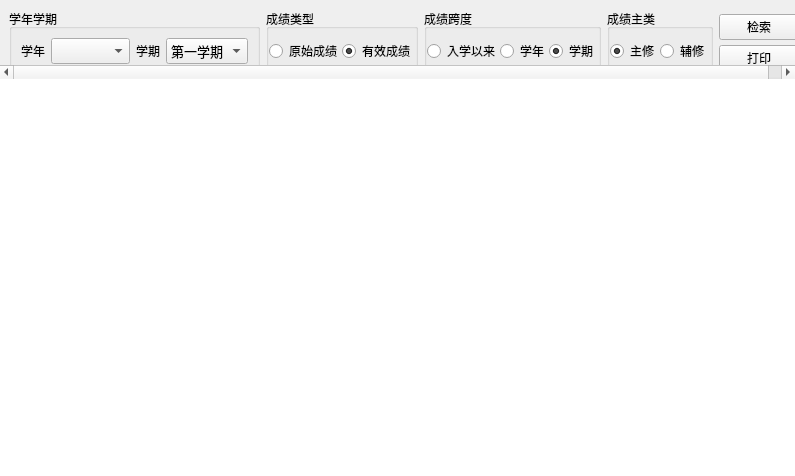
First picture: the form in Qt-Zhku-Client/QueryScore_Ui.ui, repository yujiecong/Qt-Zhku-Client, before the edit.
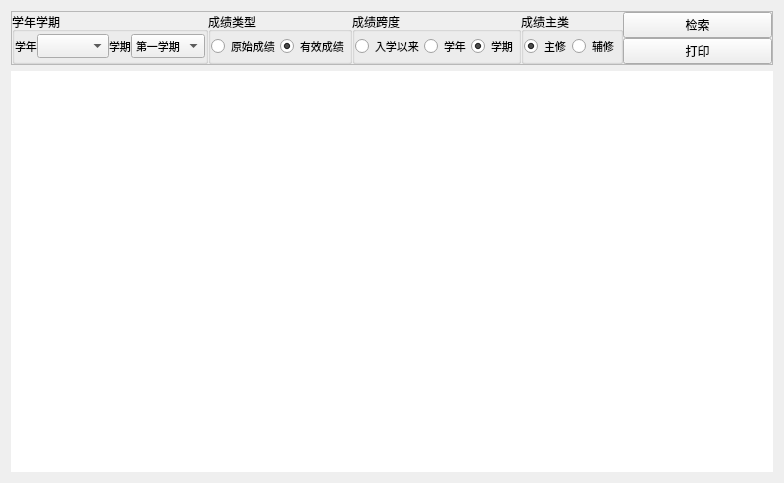
Second picture: the form after the edit.

```diff
--- a/Qt-Zhku-Client/QueryScore_Ui.ui
+++ b/Qt-Zhku-Client/QueryScore_Ui.ui
@@ -6,8 +6,8 @@
    <rect>
     <x>0</x>
     <y>0</y>
-    <width>795</width>
-    <height>476</height>
+    <width>784</width>
+    <height>483</height>
    </rect>
   </property>
   <property name="sizePolicy">
@@ -19,7 +19,16 @@
   <property name="windowTitle">
    <string>Form</string>
   </property>
-  <layout class="QVBoxLayout" name="verticalLayout" stretch="1,5">
+  <layout class="QVBoxLayout" name="verticalLayout">
+   <item>
+    <widget class="QFrame" name="frame">
+     <property name="frameShape">
+      <enum>QFrame::StyledPanel</enum>
+     </property>
+     <property name="frameShadow">
+      <enum>QFrame::Raised</enum>
+     </property>
+     <layout class="QHBoxLayout" name="horizontalLayout_7">
    <property name="spacing">
     <number>0</number>
    </property>
@@ -35,36 +44,33 @@
    <property name="bottomMargin">
     <number>0</number>
    </property>
-   <item>
-    <widget class="QScrollArea" name="scrollArea_2">
-     <property name="frameShape">
-      <enum>QFrame::NoFrame</enum>
-     </property>
-     <property name="verticalScrollBarPolicy">
-      <enum>Qt::ScrollBarAlwaysOff</enum>
-     </property>
-     <property name="horizontalScrollBarPolicy">
-      <enum>Qt::ScrollBarAsNeeded</enum>
-     </property>
-     <property name="widgetResizable">
-      <bool>true</bool>
-     </property>
-     <widget class="QWidget" name="scrollAreaWidgetContents_2">
-      <property name="geometry">
-       <rect>
-        <x>0</x>
-        <y>0</y>
-        <width>795</width>
-        <height>79</height>
-       </rect>
-      </property>
-      <layout class="QHBoxLayout" name="horizontalLayout_5">
        <item>
         <widget class="QGroupBox" name="groupBox_2">
+        <property name="sizePolicy">
+         <sizepolicy hsizetype="Fixed" vsizetype="Preferred">
+          <horstretch>0</horstretch>
+          <verstretch>0</verstretch>
+         </sizepolicy>
+        </property>
          <property name="title">
           <string>学年学期</string>
          </property>
          <layout class="QHBoxLayout" name="horizontalLayout_6">
+         <property name="spacing">
+          <number>0</number>
+         </property>
+         <property name="leftMargin">
+          <number>0</number>
+         </property>
+         <property name="topMargin">
+          <number>0</number>
+         </property>
+         <property name="rightMargin">
+          <number>0</number>
+         </property>
+         <property name="bottomMargin">
+          <number>0</number>
+         </property>
           <item>
            <widget class="QLabel" name="label">
             <property name="sizePolicy">
@@ -76,7 +82,7 @@
             <property name="font">
              <font>
               <family>微软雅黑</family>
-              <pointsize>9</pointsize>
+             <pointsize>8</pointsize>
              </font>
             </property>
             <property name="text">
@@ -86,10 +92,16 @@
           </item>
           <item>
            <widget class="QComboBox" name="comboBox">
+           <property name="sizePolicy">
+            <sizepolicy hsizetype="Fixed" vsizetype="Fixed">
+             <horstretch>0</horstretch>
+             <verstretch>0</verstretch>
+            </sizepolicy>
+           </property>
             <property name="font">
              <font>
               <family>微软雅黑</family>
-              <pointsize>10</pointsize>
+             <pointsize>8</pointsize>
              </font>
             </property>
            </widget>
@@ -105,7 +117,7 @@
             <property name="font">
              <font>
               <family>微软雅黑</family>
-              <pointsize>9</pointsize>
+             <pointsize>8</pointsize>
              </font>
             </property>
             <property name="text">
@@ -115,10 +127,16 @@
           </item>
           <item>
            <widget class="QComboBox" name="comboBox_3">
+           <property name="sizePolicy">
+            <sizepolicy hsizetype="Fixed" vsizetype="Fixed">
+             <horstretch>0</horstretch>
+             <verstretch>0</verstretch>
+            </sizepolicy>
+           </property>
             <property name="font">
              <font>
               <family>微软雅黑</family>
-              <pointsize>10</pointsize>
+             <pointsize>8</pointsize>
              </font>
             </property>
             <item>
@@ -139,6 +157,9 @@
        <item>
         <widget class="QWidget" name="widget_2" native="true">
          <layout class="QHBoxLayout" name="horizontalLayout_2">
+         <property name="spacing">
+          <number>0</number>
+         </property>
           <property name="leftMargin">
            <number>0</number>
           </property>
@@ -153,6 +174,12 @@
           </property>
           <item>
            <widget class="QGroupBox" name="groupBox">
+           <property name="sizePolicy">
+            <sizepolicy hsizetype="Fixed" vsizetype="Preferred">
+             <horstretch>0</horstretch>
+             <verstretch>0</verstretch>
+            </sizepolicy>
+           </property>
             <property name="title">
              <string>成绩类型</string>
             </property>
@@ -177,7 +204,7 @@
                <property name="font">
                 <font>
                  <family>微软雅黑</family>
-                 <pointsize>9</pointsize>
+                <pointsize>8</pointsize>
                 </font>
                </property>
                <property name="text">
@@ -190,7 +217,7 @@
                <property name="font">
                 <font>
                  <family>微软雅黑</family>
-                 <pointsize>9</pointsize>
+                <pointsize>8</pointsize>
                 </font>
                </property>
                <property name="text">
@@ -206,6 +233,12 @@
           </item>
           <item>
            <widget class="QGroupBox" name="groupBox_4">
+           <property name="sizePolicy">
+            <sizepolicy hsizetype="Fixed" vsizetype="Preferred">
+             <horstretch>0</horstretch>
+             <verstretch>0</verstretch>
+            </sizepolicy>
+           </property>
             <property name="title">
              <string>成绩跨度</string>
             </property>
@@ -230,7 +263,7 @@
                <property name="font">
                 <font>
                  <family>微软雅黑</family>
-                 <pointsize>9</pointsize>
+                <pointsize>8</pointsize>
                 </font>
                </property>
                <property name="text">
@@ -243,7 +276,7 @@
                <property name="font">
                 <font>
                  <family>微软雅黑</family>
-                 <pointsize>9</pointsize>
+                <pointsize>8</pointsize>
                 </font>
                </property>
                <property name="text">
@@ -256,7 +289,7 @@
                <property name="font">
                 <font>
                  <family>微软雅黑</family>
-                 <pointsize>9</pointsize>
+                <pointsize>8</pointsize>
                 </font>
                </property>
                <property name="text">
@@ -272,6 +305,12 @@
           </item>
           <item>
            <widget class="QGroupBox" name="groupBox_3">
+           <property name="sizePolicy">
+            <sizepolicy hsizetype="Fixed" vsizetype="Preferred">
+             <horstretch>0</horstretch>
+             <verstretch>0</verstretch>
+            </sizepolicy>
+           </property>
             <property name="font">
              <font>
               <pointsize>9</pointsize>
@@ -298,10 +337,16 @@
              </property>
              <item>
               <widget class="QRadioButton" name="mainlyLearn">
+              <property name="sizePolicy">
+               <sizepolicy hsizetype="Fixed" vsizetype="Fixed">
+                <horstretch>0</horstretch>
+                <verstretch>0</verstretch>
+               </sizepolicy>
+              </property>
                <property name="font">
                 <font>
                  <family>微软雅黑</family>
-                 <pointsize>9</pointsize>
+                <pointsize>8</pointsize>
                 </font>
                </property>
                <property name="text">
@@ -314,10 +359,16 @@
              </item>
              <item>
               <widget class="QRadioButton" name="otherlyLearn">
+              <property name="sizePolicy">
+               <sizepolicy hsizetype="Fixed" vsizetype="Fixed">
+                <horstretch>0</horstretch>
+                <verstretch>0</verstretch>
+               </sizepolicy>
+              </property>
                <property name="font">
                 <font>
                  <family>微软雅黑</family>
-                 <pointsize>9</pointsize>
+                <pointsize>8</pointsize>
                 </font>
                </property>
                <property name="text">
@@ -368,7 +419,6 @@
        </item>
       </layout>
      </widget>
-    </widget>
    </item>
    <item>
     <widget class="QScrollArea" name="scrollArea">
@@ -386,8 +436,8 @@
        <rect>
         <x>0</x>
         <y>0</y>
-        <width>795</width>
-        <height>397</height>
+        <width>766</width>
+        <height>411</height>
        </rect>
       </property>
       <layout class="QVBoxLayout" name="verticalLayout_3"/>
```
Lines whose indentation alone changed are shown as unchanged.
